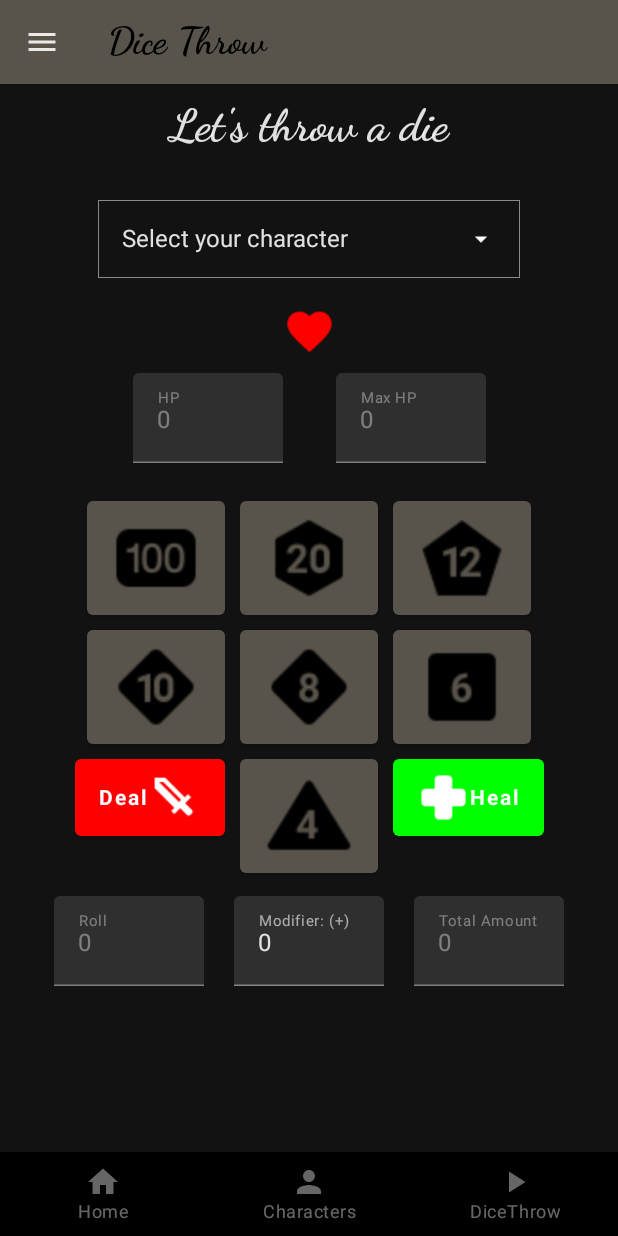
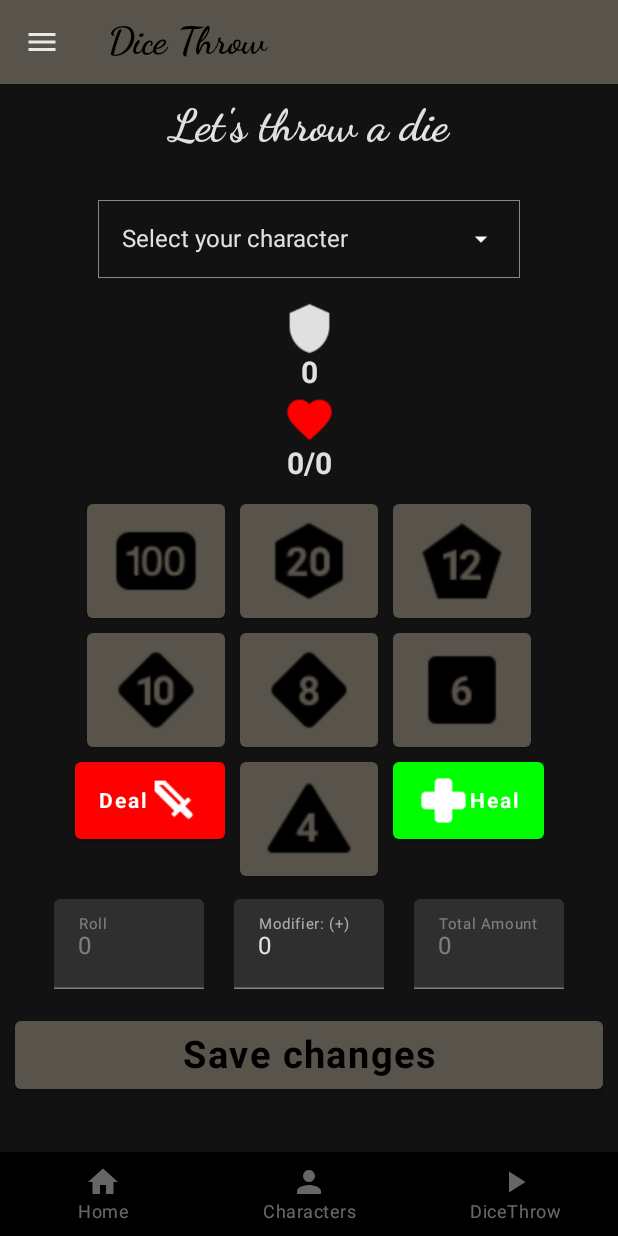
Before and after one commit to Aleen5/Dungeon4DummiesMobile, an Android app built with Jetpack Compose: the composable DiceThrowScreen called with empty values, on a phone screen of 412 x 824 dp. Run offline under Robolectric (Android 15) with nearby library versions, the phone set to English and light mode, and no system bars; our stand-ins replace constraintlayout-compose.

Commit message:
DiceThrowScreen finalizada al 100%

```diff
--- a/app/src/main/java/com/example/dungeon4dummiesmobile/models/CharactersModel.kt
+++ b/app/src/main/java/com/example/dungeon4dummiesmobile/models/CharactersModel.kt
@@ -18,7 +18,7 @@ data class CharactersModel(
     var archetype: String,
     val stats: StatsModel,
     val max_hp: Int,
-    val current_hp: Int,
+    var current_hp: Int,
     val temporal_hp: Int,
     val max_mana: Int,
     val current_mana: Int,
--- a/app/src/main/java/com/example/dungeon4dummiesmobile/screens/mainscreens/DiceThrowScreen.kt
+++ b/app/src/main/java/com/example/dungeon4dummiesmobile/screens/mainscreens/DiceThrowScreen.kt
@@ -1,5 +1,6 @@
 package com.example.dungeon4dummiesmobile.screens.mainscreens
 
+import android.widget.Toast
 import androidx.compose.foundation.layout.*
 import androidx.compose.foundation.lazy.LazyColumn
 import androidx.compose.material.*
@@ -7,6 +8,7 @@ import androidx.compose.runtime.*
 import androidx.compose.ui.Alignment
 import androidx.compose.ui.Modifier
 import androidx.compose.ui.graphics.Color
+import androidx.compose.ui.platform.LocalContext
 import androidx.compose.ui.res.painterResource
 import androidx.compose.ui.text.font.FontFamily
 import androidx.compose.ui.text.font.FontWeight
@@ -30,6 +32,7 @@ fun DiceThrowScreen(navController: NavController, username: String) {
     var selectedCharacter by remember {
         mutableStateOf(charactersViewModel.charactersModel)
     }
+    val context = LocalContext.current
 
     var user by remember {
         mutableStateOf(usersViewModel.user)
@@ -153,6 +156,14 @@ fun DiceThrowScreen(navController: NavController, username: String) {
                         }
                     )
                 }
+
+                Spacer(modifier = Modifier.width(5.dp))
+
+                Icon(painter = painterResource(id = R.drawable.shield), "Armor Class",
+                modifier = Modifier.size(35.dp))
+                Spacer(modifier = Modifier.width(5.dp))
+                Text(text = "${selectedCharacter.stats.ArmorClass}", fontSize = 20.sp, fontWeight = FontWeight.Bold)
+
                 Spacer(modifier = Modifier.height(2.dp))
             }
 
@@ -174,19 +185,7 @@ fun DiceThrowScreen(navController: NavController, username: String) {
                     modifier = Modifier.fillMaxWidth(),
                     horizontalArrangement = Arrangement.Center
                 ) {
-                    DisabledReducedNumericInput(
-                        label = "HP",
-                        number = hp,
-                        onValueChange = { hp = it }
-                    )
-
-                    Spacer(modifier = Modifier.width(15.dp))
-
-                    DisabledReducedNumericInput(
-                        label = "Max HP",
-                        number = maxHP,
-                        onValueChange = { maxHP = it }
-                    )
+                    Text(text = "$hp/${selectedCharacter.max_hp}", fontSize = 20.sp, fontWeight = FontWeight.Bold)
                 }
 
                 Spacer(modifier = Modifier.height(15.dp))
@@ -327,7 +326,10 @@ fun DiceThrowScreen(navController: NavController, username: String) {
                 ) {
                     Button(
                         onClick = {
-                            hp -= totalAmount
+                            if (hp - totalAmount < 1)
+                                hp = 0
+                            else
+                                hp -= totalAmount
                         },
                         colors = ButtonDefaults.buttonColors(backgroundColor = Color.Red),
                         modifier = Modifier.wrapContentSize()
@@ -358,7 +360,10 @@ fun DiceThrowScreen(navController: NavController, username: String) {
 
                     Button(
                         onClick = {
-                            hp += totalAmount
+                            if (hp + totalAmount > maxHP)
+                                hp = maxHP
+                            else
+                                hp += totalAmount
                         },
                         colors = ButtonDefaults.buttonColors(backgroundColor = Color.Green),
                         modifier = Modifier.wrapContentSize()
@@ -396,9 +401,32 @@ fun DiceThrowScreen(navController: NavController, username: String) {
                 }
 
 
-                Spacer(modifier = Modifier.height(5.dp))
+                Spacer(modifier = Modifier.height(10.dp))
 
             }
+
+            item {
+                Button(
+                    onClick = {
+
+                        if(charactersListSelectedIndex == 0) {
+                            Toast.makeText(context, "What are you trying to save?", Toast.LENGTH_LONG).show()
+                            return@Button
+                        }
+
+                        selectedCharacter.current_hp = hp
+                        charactersViewModel.updateCharacter(selectedCharacter)
+                        Toast.makeText(context, "Character ${selectedCharacter.alias} updated successfully", Toast.LENGTH_LONG).show()
+
+                    }
+                ) {
+                    Row(modifier = Modifier.fillMaxWidth(), horizontalArrangement = Arrangement.Center) {
+                        Text(text = "Save changes", fontSize = 25.sp, fontWeight = FontWeight.Bold)
+                    }
+                }
+            }
+
+            item { Spacer(modifier = Modifier.height(85.dp)) }
         }
     }
 }
```
